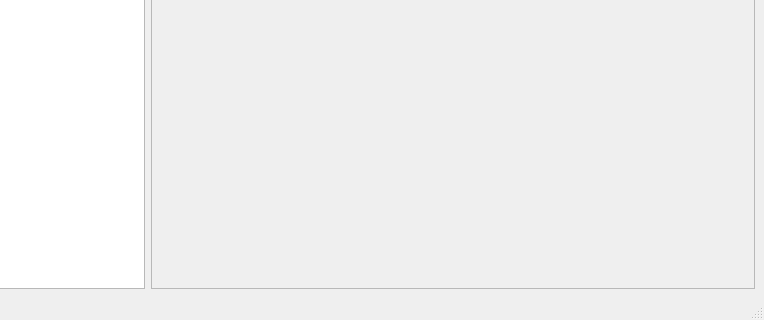
The window that src/GenpassWindow.ui (dbear496/genpass-gui) describes before a commit, drawn with Qt 5; both pictures show x 120 to 884 and y 198 to 518 of the 884 by 518 pixel window.
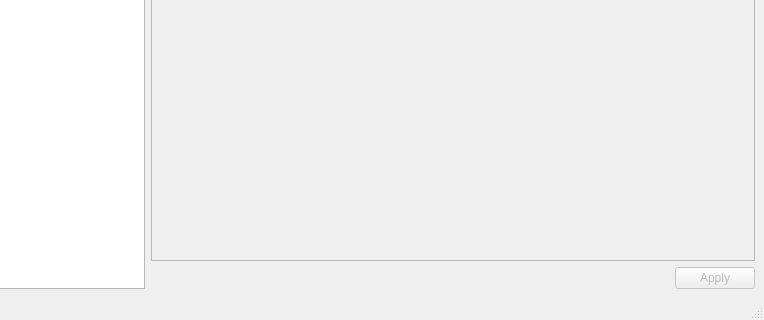
The same window after the commit.

What changed in the file:
```diff
--- a/src/GenpassWindow.ui
+++ b/src/GenpassWindow.ui
@@ -85,13 +85,46 @@
              <x>0</x>
              <y>0</y>
              <width>602</width>
-             <height>403</height>
+             <height>361</height>
             </rect>
            </property>
            <layout class="QHBoxLayout" name="horizontalLayout_5"/>
           </widget>
          </widget>
         </item>
+        <item>
+         <layout class="QHBoxLayout" name="horizontalLayout_2">
+          <item>
+           <spacer name="horizontalSpacer">
+            <property name="orientation">
+             <enum>Qt::Orientation::Horizontal</enum>
+            </property>
+            <property name="sizeHint" stdset="0">
+             <size>
+              <width>40</width>
+              <height>20</height>
+             </size>
+            </property>
+           </spacer>
+          </item>
+          <item>
+           <widget class="QPushButton" name="buttonApply">
+            <property name="enabled">
+             <bool>false</bool>
+            </property>
+            <property name="sizePolicy">
+             <sizepolicy hsizetype="Fixed" vsizetype="Fixed">
+              <horstretch>0</horstretch>
+              <verstretch>0</verstretch>
+             </sizepolicy>
+            </property>
+            <property name="text">
+             <string>Apply</string>
+            </property>
+           </widget>
+          </item>
+         </layout>
+        </item>
        </layout>
       </item>
      </layout>
```
